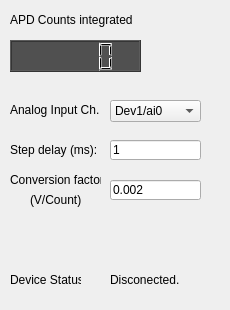
Above: nanoscanner/instruments/counter/counter_layout.ui from AllisonPessoa/nano-scanner before the change. Below: the same form after it.
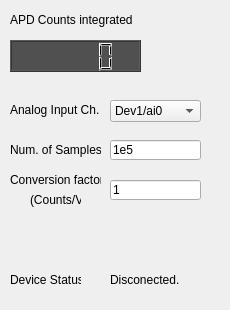
That is the form after the change.

```diff
--- a/nanoscanner/instruments/counter/counter_layout.ui
+++ b/nanoscanner/instruments/counter/counter_layout.ui
@@ -79,7 +79,7 @@
     </rect>
    </property>
    <property name="text">
-    <string>Step delay (ms):</string>
+    <string>Num. of Samples:</string>
    </property>
   </widget>
   <widget class="QLineEdit" name="lineEdit_stepDelay">
@@ -92,7 +92,7 @@
     </rect>
    </property>
    <property name="text">
-    <string>1</string>
+    <string>1e5</string>
    </property>
   </widget>
   <widget class="QLabel" name="label_22">
@@ -118,7 +118,7 @@
     </rect>
    </property>
    <property name="text">
-    <string>(V/Count)</string>
+    <string>(Counts/V)</string>
    </property>
   </widget>
   <widget class="QLineEdit" name="lineEdit_convFactor">
@@ -131,7 +131,7 @@
     </rect>
    </property>
    <property name="text">
-    <string>0.002</string>
+    <string>1</string>
    </property>
   </widget>
   <widget class="QLabel" name="label_24">
```
Left out of the diff: 2 changed lines with no effect on the pictures.
